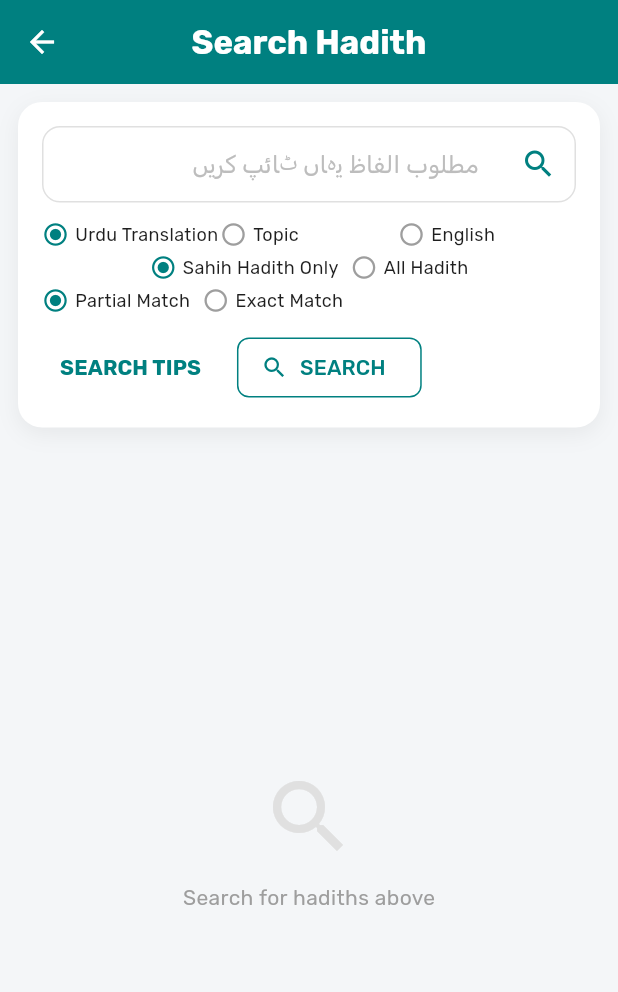
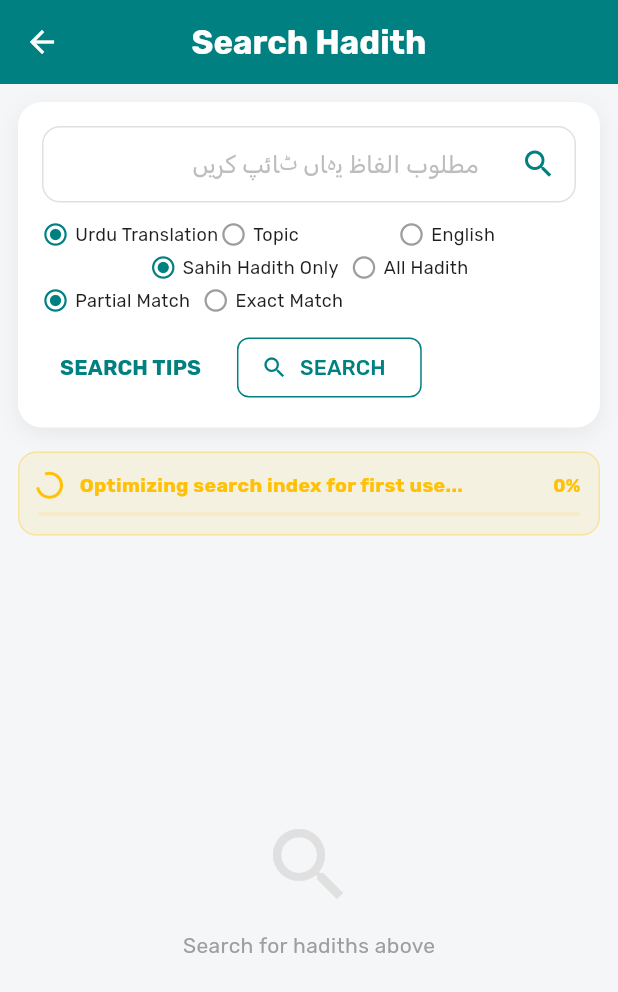
Before and after one commit to tk85457/JamiatTirmidhi, a Flutter app: the SearchScreen screen opened by its route, on a phone screen of 412 x 824 dp. Shown: the top 992 px of the screen. Run offline on Flutter 3.47's test engine with Material 3 defaults, Android fonts, the phone set to English and light mode, and no system bars; drawn by our look-alikes of flutter_animate; our stand-ins replace flutter_riverpod, go_router, google_fonts, isar, screenshot, share_plus and 5 more; accounts and stored records are empty; generated files the repository leaves out were written again.

Commit message:
Optimize startup: non-blocking database initialization and background Isar sync

```diff
--- a/lib/features/search/search_screen.dart
+++ b/lib/features/search/search_screen.dart
@@ -2,6 +2,7 @@ import 'package:flutter/material.dart';
 import 'package:flutter_riverpod/flutter_riverpod.dart';
 import 'package:flutter_animate/flutter_animate.dart';
 import 'package:go_router/go_router.dart';
+import '../../data/isar/isar_service.dart';
 import '../../theme/app_theme.dart';
 import '../../data/repositories/hadith_repository.dart';
 import '../../domain/models/models.dart';
@@ -188,6 +189,59 @@ class _SearchScreenState extends ConsumerState<SearchScreen> {
               ],
             ),
           ).animate().fadeIn(duration: 400.ms).slideY(begin: -0.05, end: 0),
+
+          // Indexing Status (if not ready)
+          ValueListenableBuilder<double>(
+            valueListenable: IsarService.instance.syncProgress,
+            builder: (context, progress, child) {
+              if (progress < 1.0) {
+                return Container(
+                  margin: const EdgeInsets.symmetric(horizontal: 12, vertical: 4),
+                  padding: const EdgeInsets.all(12),
+                  decoration: BoxDecoration(
+                    color: Colors.amber.withValues(alpha: 0.1),
+                    borderRadius: BorderRadius.circular(12),
+                    border: Border.all(color: Colors.amber.withValues(alpha: 0.3)),
+                  ),
+                  child: Column(
+                    children: [
+                      Row(
+                        children: [
+                          const SizedBox(
+                            width: 16,
+                            height: 16,
+                            child: CircularProgressIndicator(strokeWidth: 2, color: Colors.amber),
+                          ),
+                          const SizedBox(width: 12),
+                          const Expanded(
+                            child: Text(
+                              'Optimizing search index for first use...',
+                              style: TextStyle(fontSize: 13, fontWeight: FontWeight.bold, color: Colors.amber),
+                            ),
+                          ),
+                          Text(
+                            '${(progress * 100).toInt()}%',
+                            style: const TextStyle(fontSize: 12, fontWeight: FontWeight.bold, color: Colors.amber),
+                          ),
+                        ],
+                      ),
+                      const SizedBox(height: 8),
+                      ClipRRect(
+                        borderRadius: BorderRadius.circular(2),
+                        child: LinearProgressIndicator(
+                          value: progress,
+                          backgroundColor: Colors.amber.withValues(alpha: 0.1),
+                          valueColor: const AlwaysStoppedAnimation<Color>(Colors.amber),
+                          minHeight: 3,
+                        ),
+                      ),
+                    ],
+                  ),
+                ).animate().fadeIn();
+              }
+              return const SizedBox.shrink();
+            },
+          ),
 
           // Results
           Expanded(
--- a/lib/main.dart
+++ b/lib/main.dart
@@ -23,9 +23,9 @@ void main() async {
 
   final prefs = await SharedPreferences.getInstance();
 
-  // Pre-initialize Isar on non-web platforms (Isar uses FFI, not supported on web)
+  // Initialize Isar in background on non-web platforms
   if (!kIsWeb) {
-    await IsarService.instance.db;
+    IsarService.instance.init();
   }
 
   runApp(
```
Also changed, not shown: lib/data/isar/isar_service.dart (+31 -3 lines), 1 other file.
